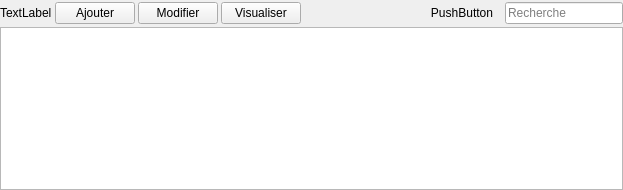
This is InfoDynamiqueQt/Vues/fragment.ui in AlexandreGirardin/ProjetAnalyse as Qt 5 draws it before an edit. The edited form follows.
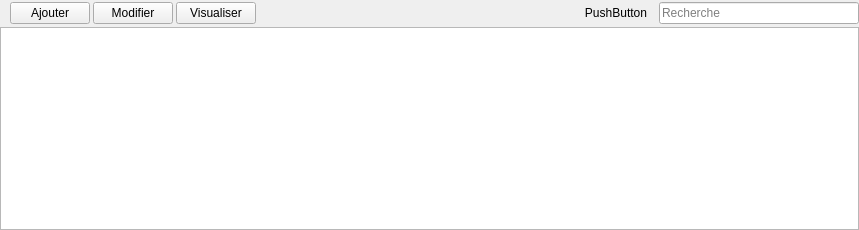
This is the edited form. Icons and pictures are not drawn.

What changed in the file:
```diff
--- a/InfoDynamiqueQt/Vues/fragment.ui
+++ b/InfoDynamiqueQt/Vues/fragment.ui
@@ -9,8 +9,8 @@
    <rect>
     <x>0</x>
     <y>0</y>
-    <width>623</width>
-    <height>190</height>
+    <width>859</width>
+    <height>230</height>
    </rect>
   </property>
   <property name="sizePolicy">
@@ -36,9 +36,6 @@
      </property>
      <item>
       <widget class="QLabel" name="etiquette">
-       <property name="text">
-        <string>TextLabel</string>
-       </property>
        <property name="margin">
         <number>6</number>
        </property>
```
